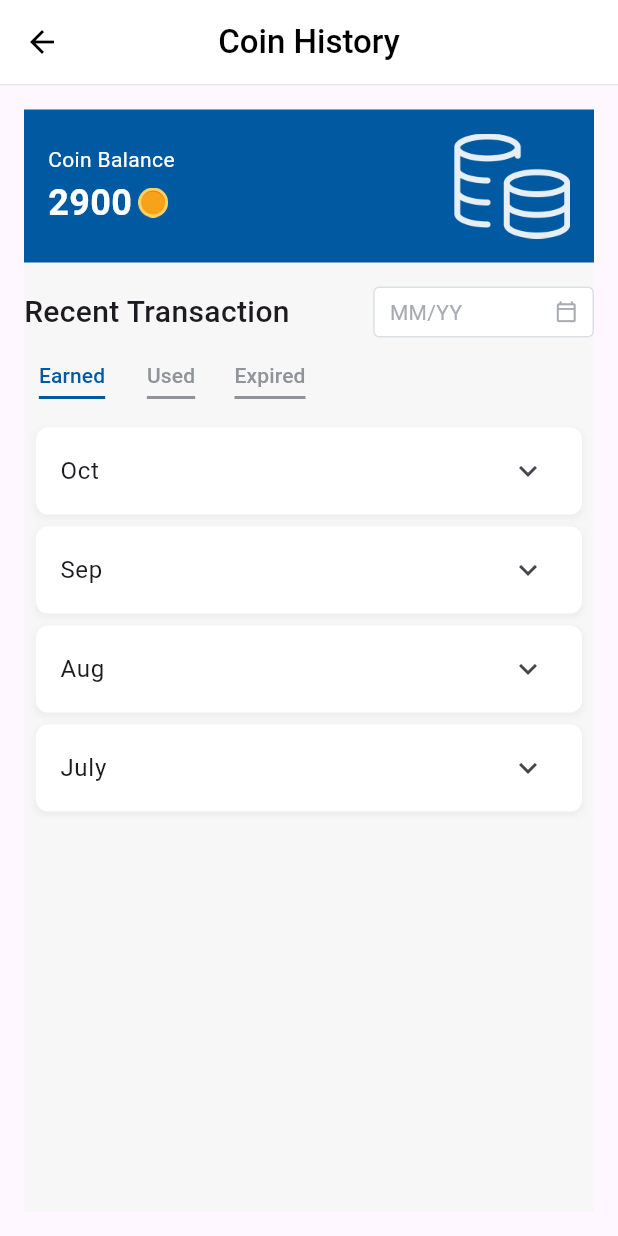
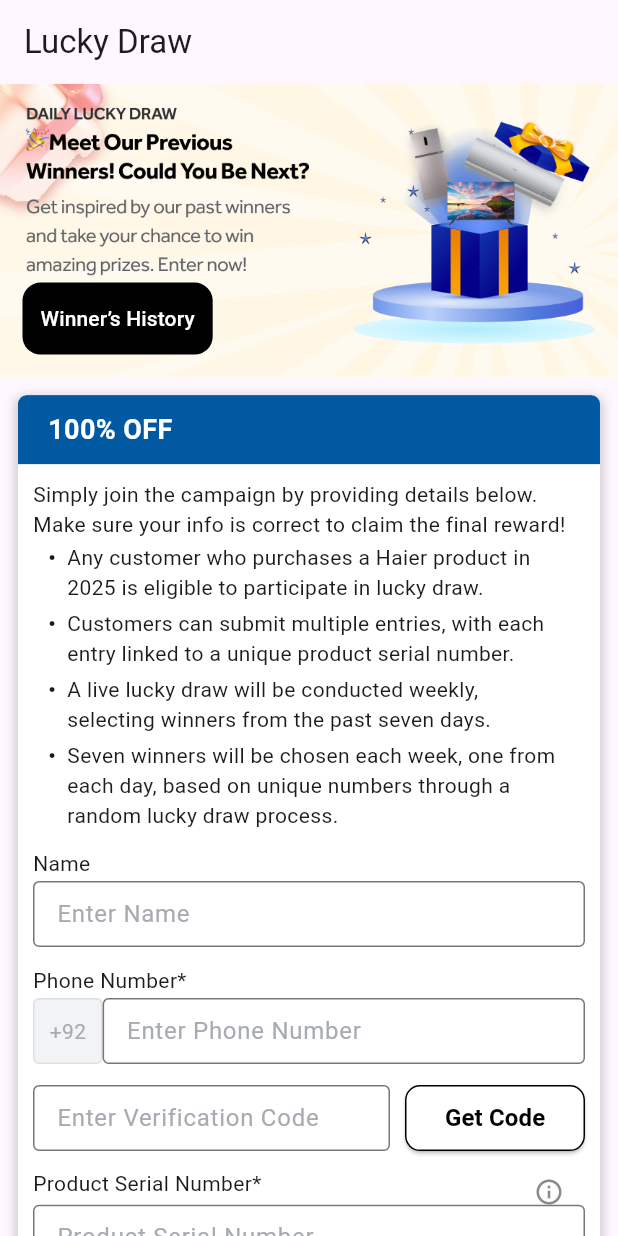
Before and after one commit to Abbas-Ali-786/haier_modules, a Flutter app: the screen it shows after launch, on a phone screen of 412 x 824 dp. Run offline on Flutter 3.47's test engine with Material 3 defaults, Android fonts, the phone set to English and light mode, and no system bars; our stand-ins replace pdf, printing.

Commit message:
lucky draw screens

```diff
--- a/lib/main.dart
+++ b/lib/main.dart
@@ -2,6 +2,7 @@ import 'package:flutter/material.dart';
 import 'package:haier_modules/view/haier_mall_checkIn/coin_history_screen.dart';
 import 'package:haier_modules/view/haier_mall_checkIn/daily_checkIn_screen.dart';
 import 'package:haier_modules/view/haier_mall_invoice_pdf/pdf_invoice.dart';
+import 'package:haier_modules/view/haier_mall_lucky_draw/lucky_draw_screen.dart';
 
 void main() {
   runApp(const MainApp());
@@ -14,7 +15,7 @@ class MainApp extends StatelessWidget {
   Widget build(BuildContext context) {
     return MaterialApp(
       debugShowCheckedModeBanner: false,
-      home: CoinHistoryScreen(),
+      home: LuckyDrawScreen(),
     );
   }
 }
--- /dev/null
+++ b/lib/view/haier_mall_lucky_draw/bullets_point.dart
@@ -0,0 +1,32 @@
+import 'package:flutter/material.dart';
+
+class BulletPoint extends StatelessWidget {
+  final String text;
+
+  const BulletPoint(this.text, {Key? key}) : super(key: key);
+
+  @override
+  Widget build(BuildContext context) {
+    return Padding(
+      padding: const EdgeInsets.symmetric(vertical: 2),
+      child: Row(
+        crossAxisAlignment: CrossAxisAlignment.start,
+        children: [
+          const Text(
+            '•  ',
+            style: TextStyle(
+              fontSize: 14,
+              fontWeight: FontWeight.bold,
+            ),
+          ),
+          Expanded(
+            child: Text(
+              text,
+              style: const TextStyle(fontSize: 14),
+            ),
+          ),
+        ],
+      ),
+    );
+  }
+}
--- /dev/null
+++ b/lib/view/haier_mall_lucky_draw/lucky_draw_form.dart
@@ -0,0 +1,123 @@
+import 'package:flutter/material.dart';
+import 'package:haier_modules/view/haier_mall_lucky_draw/show_calender.dart';
+import 'package:haier_modules/view/haier_mall_lucky_draw/textfields_decorations.dart';
+
+class LuckyDrawForm extends StatefulWidget {
+  const LuckyDrawForm({super.key});
+
+  @override
+  State<LuckyDrawForm> createState() => _LuckyDrawFormState();
+}
+
+class _LuckyDrawFormState extends State<LuckyDrawForm> {
+  @override
+  Widget build(BuildContext context) {
+    return Padding(
+      padding: const EdgeInsets.symmetric(
+        horizontal: 10,
+      ),
+      child: Column(
+        crossAxisAlignment: CrossAxisAlignment.start,
+        spacing: 2,
+        children: [
+          const Text('Name'),
+          TextfieldsDecorations(text: 'Enter Name'),
+          const SizedBox(height: 8),
+          const Text('Phone Number*'),
+          Row(
+            children: [
+              Container(
+                padding:
+                    const EdgeInsets.symmetric(horizontal: 10, vertical: 11),
+                decoration: BoxDecoration(
+                  color: Color(0XFFF2F3F5),
+                  border: Border.all(
+                    color: Color(0XFFDCDFE6),
+                  ),
+                  borderRadius: BorderRadius.circular(4),
+                ),
+                child: const Text('+92',
+                    style: TextStyle(
+                      color: Color(0XFFA8ABB2),
+                    )),
+              ),
+              Expanded(
+                child: TextfieldsDecorations(text: 'Enter Phone Number'),
+              ),
+            ],
+          ),
+          const SizedBox(height: 8),
+          Row(
+            children: [
+              Expanded(
+                child: TextfieldsDecorations(text: 'Enter Verification Code'),
+              ),
+              const SizedBox(width: 10),
+              ElevatedButton(
+                style: ElevatedButton.styleFrom(
+                  shape: RoundedRectangleBorder(
+                    borderRadius: BorderRadius.circular(10),
+                    side: const BorderSide(
+                      color: Colors.black,
+                    ),
+                  ),
+                  maximumSize: const Size(120, 44),
+                  minimumSize: const Size(120, 44),
+                  backgroundColor: Colors.white,
+                  foregroundColor: Colors.black,
+                ),
+                onPressed: () {},
+                child: const Text(
+                  'Get Code',
+                  style: TextStyle(fontWeight: FontWeight.bold, fontSize: 16),
+                ),
+              ),
+            ],
+          ),
+          const SizedBox(height: 3),
+          SizedBox(
+            height: MediaQuery.of(context).size.height * 0.03,
+            width: double.infinity,
+            child: Row(
+              mainAxisAlignment: MainAxisAlignment.spaceBetween,
+              children: [
+                const Text('Product Serial Number*'),
+                IconButton(
+                  icon: const Icon(
+                    Icons.info_outline,
+                    color: Color(0XFF8A8B8E),
+                    size: 20,
+                  ),
+                  onPressed: () {},
+                ),
+              ],
+            ),
+          ),
+          TextfieldsDecorations(
+            text: 'Product Serial Number',
+          ),
+          const SizedBox(height: 8),
+          const Text('Participation Date*'),
+          const SizedBox(height: 3),
+          TextField(
+            decoration: const InputDecoration(
+              labelText: 'Participation Date',
+              labelStyle: TextStyle(
+                color: Color(0XFFA8ABB2),
+              ),
+              border: OutlineInputBorder(
+                borderSide: BorderSide(
+                  color: Color(0XFFDCDFE6),
+                ),
+              ),
+              contentPadding:
+                  EdgeInsets.symmetric(vertical: 10, horizontal: 12),
+              isDense: true,
+              prefixIcon: ShowCalender(),
+            ),
+          ),
+        ],
+      ),
+    );
+  }
+}
--- /dev/null
+++ b/lib/view/haier_mall_lucky_draw/lucky_draw_screen.dart
@@ -0,0 +1,196 @@
+import 'package:flutter/material.dart';
+import 'package:haier_modules/view/haier_mall_lucky_draw/bullets_point.dart';
+import 'package:haier_modules/view/haier_mall_lucky_draw/lucky_draw_form.dart';
+
+void main() {
+  runApp(const LuckyDrawScreen());
+}
+
+class LuckyDrawScreen extends StatefulWidget {
+  const LuckyDrawScreen({Key? key}) : super(key: key);
+
+  @override
+  State<LuckyDrawScreen> createState() => _LuckyDrawScreenState();
+}
+
+class _LuckyDrawScreenState extends State<LuckyDrawScreen> {
+  var checkbox = false;
+  @override
+  Widget build(BuildContext context) {
+    return MaterialApp(
+      debugShowCheckedModeBanner: false,
+      home: Scaffold(
+        appBar: AppBar(
+          title: const Text('Lucky Draw'),
+        ),
+        body: SingleChildScrollView(
+          child: Column(
+            children: [
+              // Top Image
+              SizedBox(
+                width: double.infinity,
+                child: Stack(
+                  children: [
+                    Image.asset('assets/dailyCheckIn/lucky_draw.png'),
+                    Positioned(
+                      bottom: 15,
+                      left: 15,
+                      child: Container(
+                        decoration: BoxDecoration(
+                          color: Colors.black,
+                          borderRadius: BorderRadius.circular(12),
+                        ),
+                        child: TextButton(
+                            onPressed: () {
+                              debugPrint('Winner’s History button pressed');
+                            },
+                            child: Text(
+                              'Winner’s History',
+                              style: TextStyle(
+                                  fontSize: 14,
+                                  fontWeight: FontWeight.w500,
+                                  color: Colors.white),
+                            )),
+                      ),
+                    ),
+                  ],
+                ),
+              ),
+
+              // Form Container
+              Container(
+                margin: const EdgeInsets.all(12.0),
+
+                // padding: const EdgeInsets.all(15.0),
+                decoration: BoxDecoration(
+                  borderRadius: BorderRadius.circular(6),
+                  color: Colors.white,
+                  boxShadow: [
+                    BoxShadow(
+                      // ignore: deprecated_member_use
+                      color: Colors.grey.withOpacity(0.5),
+                      spreadRadius: 2,
+                      blurRadius: 5,
+                      offset: const Offset(0, 3),
+                    ),
+                  ],
+                ),
+                clipBehavior: Clip.antiAlias,
+                child: Column(
+                  crossAxisAlignment: CrossAxisAlignment.start,
+                  children: [
+                    // Title Bar
+                    Container(
+                      padding: const EdgeInsets.symmetric(
+                          vertical: 10, horizontal: 20),
+                      color: const Color(0XFF0159A1),
+                      width: double.infinity,
+                      child: const Text(
+                        '100% OFF',
+                        textAlign: TextAlign.start,
+                        style: TextStyle(
+                            color: Colors.white,
+                            fontSize: 18,
+                            fontWeight: FontWeight.bold),
+                      ),
+                    ),
+
+                    // Hardcoded Text with Points
+                    Padding(
+                      padding: const EdgeInsets.all(10.0),
+                      child: Column(
+                        children: [
+                          const Text(
+                            'Simply join the campaign by providing details below. Make sure your info is correct to claim the final reward!',
+                          ),
+                          Container(
+                            padding: const EdgeInsets.symmetric(horizontal: 10),
+                            child: Column(
+                              crossAxisAlignment: CrossAxisAlignment.start,
+                              children: const [
+                                BulletPoint(
+                                    'Any customer who purchases a Haier product in 2025 is eligible to participate in lucky draw.'),
+                                BulletPoint(
+                                    'Customers can submit multiple entries, with each entry linked to a unique product serial number.'),
+                                BulletPoint(
+                                    'A live lucky draw will be conducted weekly, selecting winners from the past seven days.'),
+                                BulletPoint(
+                                    'Seven winners will be chosen each week, one from each day, based on unique numbers through a random lucky draw process.'),
+                              ],
+                            ),
+                          )
+                        ],
+                      ),
+                    ),
+
+                    // Lucky Draw Form
+                    LuckyDrawForm(),
+                    SizedBox(height: 8),
+
+                    // Checkbox and Terms of Services
+                    Row(
+                      children: [
+                        Checkbox(
+                            value: checkbox,
+                            side: BorderSide(color: Colors.grey[500]!),
+                            activeColor: Colors.black,
+                            onChanged: (value) {
+                              setState(() {
+                                checkbox = value!;
+                              });
+
+                              debugPrint('Checkbox pressed');
+                            }),
+                        const Text(
+                          'I agree to ',
+                          style: TextStyle(
+                            color: Color(0XFF606266),
+                          ),
+                        ),
+                        GestureDetector(
+                          onTap: () {},
+                          child: const Text(
+                            'Terms of Services',
+                            style: TextStyle(
+                                color: Color(0XFF606266),
+                                decoration: TextDecoration.underline),
+                          ),
+                        ),
+                      ],
+                    ),
+                    // Join Now Button
+                    Padding(
+                      padding: const EdgeInsets.all(10.0),
+                      child: ElevatedButton(
+                        style: ElevatedButton.styleFrom(
+                            minimumSize: const Size(double.infinity, 50),
+                            backgroundColor: Colors.black,
+                            shape: RoundedRectangleBorder(
+                              borderRadius: BorderRadius.circular(12),
+                            )),
+                        onPressed: () {},
+                        child: const Text(
+                          'Join Now',
+                          style: TextStyle(color: Colors.white),
+                        ),
+                      ),
+                    ),
+
+                    // Footer Text
+                    Padding(
+                      padding: const EdgeInsets.all(12.0),
+                      child: const Text(
+                        '***Entries are daily and displayed by date, with 7 selections made after a week!',
+                        style: TextStyle(fontSize: 13),
+                      ),
+                    ),
+                  ],
+                ),
+              ),
+            ],
+          ),
+        ),
+      ),
+    );
+  }
+}
--- /dev/null
+++ b/lib/view/haier_mall_lucky_draw/show_calender.dart
@@ -0,0 +1,60 @@
+import 'package:flutter/material.dart';
+import 'package:intl/intl.dart';
+
+class ShowCalender extends StatefulWidget {
+  const ShowCalender({super.key});
+
+  @override
+  State<ShowCalender> createState() => _ShowCalenderState();
+}
+
+class _ShowCalenderState extends State<ShowCalender> {
+  String selectedDate = 'Participation Date';
+  @override
+  Widget build(BuildContext context) {
+    return InkWell(
+      onTap: () async {
+        DateTime? pickedDate = await showDatePicker(
+          context: context,
+          initialDate: DateTime.now(),
+          firstDate: DateTime(2000),
+          lastDate: DateTime(2100),
+        );
+
+        if (pickedDate != null) {
+          setState(() {
+            selectedDate = DateFormat('DD/MM/yyyy').format(pickedDate);
+          });
+        }
+      },
+      child: Container(
+        padding: const EdgeInsets.symmetric(horizontal: 10, vertical: 6),
+        decoration: BoxDecoration(
+          border: Border.all(color: Color(0XFFDCDFE6)),
+          borderRadius: BorderRadius.circular(4),
+          color: Colors.white,
+        ),
+        child: Row(
+          children: [
+            const Icon(
+              Icons.calendar_today_outlined,
+              size: 18,
+              color: Color(0XFF8A8B8E),
+            ),
+            SizedBox(width: MediaQuery.of(context).size.width * 0.02),
+            Text(
+              selectedDate != 'Participation Date'
+                  ? selectedDate
+                  : 'Participation Date',
+              style: TextStyle(
+                color: selectedDate != 'Participation Date'
+                    ? Colors.black
+                    : Color(0XFFA8ABB2),
+              ),
+            ),
+          ],
+        ),
+      ),
+    );
+  }
+}
--- /dev/null
+++ b/lib/view/haier_mall_lucky_draw/textfields_decorations.dart
@@ -0,0 +1,32 @@
+import 'package:flutter/material.dart';
+
+// ignore: must_be_immutable
+class TextfieldsDecorations extends StatefulWidget {
+  String text;
+  TextfieldsDecorations({super.key, required this.text});
+
+  @override
+  State<TextfieldsDecorations> createState() => _TextfieldsDecorationsState();
+}
+
+class _TextfieldsDecorationsState extends State<TextfieldsDecorations> {
+  @override
+  Widget build(BuildContext context) {
+    return TextFormField(
+      decoration: InputDecoration(
+        labelText: widget.text,
+        labelStyle: const TextStyle(
+          color: Color(0XFFA8ABB2),
+        ),
+        border: OutlineInputBorder(
+          borderSide: BorderSide(
+            color: Color(0XFFDCDFE6),
+          ),
+        ),
+        contentPadding:
+            const EdgeInsets.symmetric(vertical: 10, horizontal: 12),
+        isDense: true,
+      ),
+    );
+  }
+}
```
Also changed, not shown: assets/dailyCheckIn/lucky_draw.png (added).
